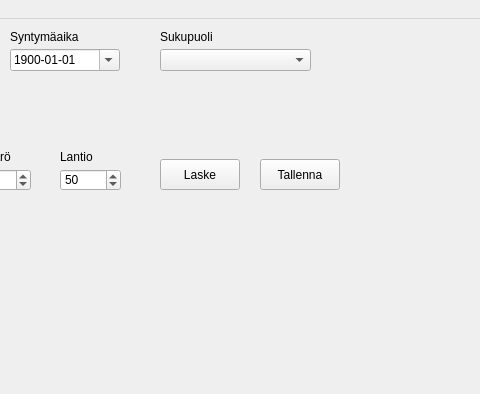
annikul/FitnessGUI, file main.window.ui: the form before one commit; both pictures show x 320 to 800 and y 0 to 394 of the 800 by 600 pixel window.
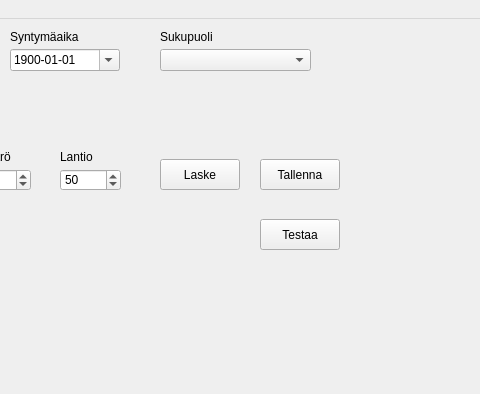
The form after the commit.

Commit message: Testaa nappula tehty

What changed in the file:
```diff
--- a/main.window.ui
+++ b/main.window.ui
@@ -408,6 +408,19 @@
      <string>Tallenna</string>
     </property>
    </widget>
+   <widget class="QPushButton" name="testiUiPushButton">
+    <property name="geometry">
+     <rect>
+      <x>580</x>
+      <y>200</y>
+      <width>80</width>
+      <height>31</height>
+     </rect>
+    </property>
+    <property name="text">
+     <string>Testaa</string>
+    </property>
+   </widget>
   </widget>
   <widget class="QMenuBar" name="menubar">
    <property name="geometry">
```
The commit also changes 3 other files.
